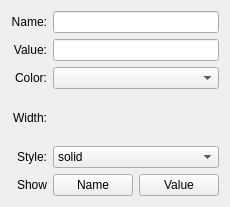
Qt form src/Interface/EdgePropertiesWidget.ui (KDE/rocs) before a commit.
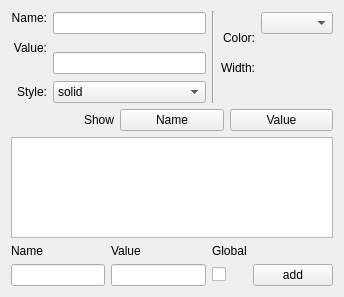
The same form after that commit. Custom widgets are drawn as their Qt base class.

Commit message: Added dynamic propriets view to nodes and edges.

What changed in the file:
```diff
--- a/src/Interface/EdgePropertiesWidget.ui
+++ b/src/Interface/EdgePropertiesWidget.ui
@@ -6,25 +6,46 @@
    <rect>
     <x>0</x>
     <y>0</y>
-    <width>223</width>
-    <height>207</height>
+    <width>344</width>
+    <height>297</height>
    </rect>
   </property>
   <property name="windowTitle">
    <string>Edge Properties</string>
   </property>
-  <layout class="QGridLayout" name="gridLayout">
-   <item row="2" column="0">
-    <widget class="QLabel" name="label_2">
+  <layout class="QGridLayout" name="gridLayout_2">
+   <item row="0" column="0">
+    <widget class="QLabel" name="label">
      <property name="text">
-      <string>Value:</string>
+      <string>Name:</string>
      </property>
      <property name="alignment">
       <set>Qt::AlignRight|Qt::AlignTrailing|Qt::AlignVCenter</set>
      </property>
     </widget>
    </item>
-   <item row="3" column="0">
+   <item row="0" column="1" rowspan="2">
+    <widget class="KLineEdit" name="_name">
+     <property name="toolTip">
+      <string>Edge name</string>
+     </property>
+    </widget>
+   </item>
+   <item row="0" column="2" rowspan="6">
+    <widget class="Line" name="line">
+     <property name="orientation">
+      <enum>Qt::Vertical</enum>
+     </property>
+    </widget>
+   </item>
+   <item row="0" column="4" rowspan="2">
+    <widget class="KColorCombo" name="_color">
+     <property name="toolTip">
+      <string>Edge color</string>
+     </property>
+    </widget>
+   </item>
+   <item row="1" column="3" rowspan="2">
     <widget class="QLabel" name="label_3">
      <property name="text">
       <string>Color:</string>
@@ -34,7 +55,24 @@
      </property>
     </widget>
    </item>
-   <item row="4" column="0">
+   <item row="2" column="0" rowspan="2">
+    <widget class="QLabel" name="label_2">
+     <property name="text">
+      <string>Value:</string>
+     </property>
+     <property name="alignment">
+      <set>Qt::AlignRight|Qt::AlignTrailing|Qt::AlignVCenter</set>
+     </property>
+    </widget>
+   </item>
+   <item row="3" column="1" rowspan="2">
+    <widget class="KLineEdit" name="_value">
+     <property name="toolTip">
+      <string>Edge value</string>
+     </property>
+    </widget>
+   </item>
+   <item row="4" column="3">
     <widget class="QLabel" name="label_4">
      <property name="toolTip">
       <string>Edge width</string>
@@ -47,7 +85,7 @@
      </property>
     </widget>
    </item>
-   <item row="4" column="2" colspan="2">
+   <item row="4" column="4" rowspan="2">
     <widget class="KDoubleNumInput" name="_width"/>
    </item>
    <item row="5" column="0">
@@ -60,7 +98,7 @@
      </property>
     </widget>
    </item>
-   <item row="5" column="2" colspan="2">
+   <item row="5" column="1">
     <widget class="KComboBox" name="_style">
      <property name="toolTip">
       <string>Edge style</string>
@@ -87,38 +125,19 @@
      </item>
     </widget>
    </item>
-   <item row="3" column="2" colspan="2">
-    <widget class="KColorCombo" name="_color">
-     <property name="toolTip">
-      <string>Edge color</string>
-     </property>
-    </widget>
-   </item>
-   <item row="2" column="2" colspan="2">
-    <widget class="KLineEdit" name="_value">
-     <property name="toolTip">
-      <string>Edge value</string>
-     </property>
-    </widget>
-   </item>
-   <item row="1" column="2" colspan="2">
-    <widget class="KLineEdit" name="_name">
-     <property name="toolTip">
-      <string>Edge name</string>
-     </property>
-    </widget>
-   </item>
-   <item row="1" column="0">
-    <widget class="QLabel" name="label">
+   <item row="6" column="0" colspan="5">
+    <layout class="QHBoxLayout" name="horizontalLayout">
+     <item>
+      <widget class="QLabel" name="label_6">
      <property name="text">
-      <string>Name:</string>
+        <string>Show</string>
      </property>
      <property name="alignment">
       <set>Qt::AlignRight|Qt::AlignTrailing|Qt::AlignVCenter</set>
      </property>
     </widget>
    </item>
-   <item row="6" column="2">
+     <item>
     <widget class="KPushButton" name="_showName">
      <property name="toolTip">
       <string>Show/hide edge name</string>
@@ -131,7 +150,7 @@
      </property>
     </widget>
    </item>
-   <item row="6" column="3">
+     <item>
     <widget class="KPushButton" name="_showValue">
      <property name="toolTip">
       <string>Show/add edge value</string>
@@ -144,15 +163,55 @@
      </property>
     </widget>
    </item>
-   <item row="6" column="0">
-    <widget class="QLabel" name="label_6">
+    </layout>
+   </item>
+   <item row="7" column="0" colspan="5">
+    <widget class="QTableView" name="_propertiesTable"/>
+   </item>
+   <item row="8" column="0" colspan="5">
+    <layout class="QGridLayout" name="gridLayout">
+     <item row="1" column="0">
+      <widget class="KLineEdit" name="_propertyName"/>
+     </item>
+     <item row="1" column="1">
+      <widget class="KLineEdit" name="_propertyValue"/>
+     </item>
+     <item row="0" column="0">
+      <widget class="QLabel" name="label_7">
      <property name="text">
-      <string>Show</string>
-     </property>
-     <property name="alignment">
-      <set>Qt::AlignRight|Qt::AlignTrailing|Qt::AlignVCenter</set>
-     </property>
-    </widget>
+        <string>Name</string>
+       </property>
+      </widget>
+     </item>
+     <item row="0" column="1">
+      <widget class="QLabel" name="label_8">
+       <property name="text">
+        <string>Value</string>
+       </property>
+      </widget>
+     </item>
+     <item row="1" column="2">
+      <widget class="QCheckBox" name="_isPropertyGlobal">
+       <property name="text">
+        <string/>
+       </property>
+      </widget>
+     </item>
+     <item row="0" column="2">
+      <widget class="QLabel" name="label_9">
+       <property name="text">
+        <string>Global</string>
+       </property>
+      </widget>
+     </item>
+     <item row="1" column="3">
+      <widget class="KPushButton" name="_addProperty">
+       <property name="text">
+        <string>add</string>
+       </property>
+      </widget>
+     </item>
+    </layout>
    </item>
   </layout>
  </widget>
```
Lines whose indentation alone changed are shown as unchanged. The commit also changes 5 other files.
